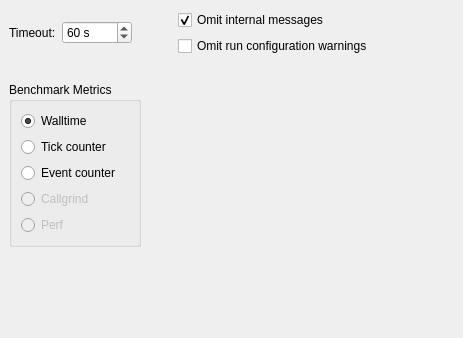
First picture: the form in plugins/autotest/testsettingspage.ui, repository qt-creator/qt-creator, before the edit.
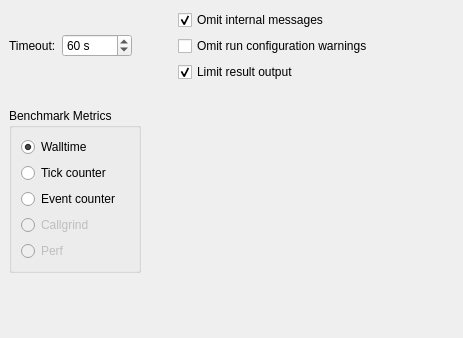
Second picture: the form after the edit.

Commit message:
Limit result output by default
For huge amount of output the processing takes much too long
and blocks QC. So, limiting it to a reasonable value seems
appropriate. Additionally provide a setting to be still able
to get the full output if you need to.

```diff
--- a/plugins/autotest/testsettingspage.ui
+++ b/plugins/autotest/testsettingspage.ui
@@ -13,7 +13,7 @@
   <property name="windowTitle">
    <string>Form</string>
   </property>
-  <widget class="QWidget" name="">
+  <widget class="QWidget" name="layoutWidget">
    <property name="geometry">
     <rect>
      <x>9</x>
@@ -103,6 +103,19 @@
           </property>
          </widget>
         </item>
+        <item>
+         <widget class="QCheckBox" name="limitResultOutputCB">
+          <property name="toolTip">
+           <string>Limit result output to 100000 characters.</string>
+          </property>
+          <property name="text">
+           <string>Limit result output</string>
+          </property>
+          <property name="checked">
+           <bool>true</bool>
+          </property>
+         </widget>
+        </item>
        </layout>
       </item>
       <item>
```
The commit also changes 4 other files.
